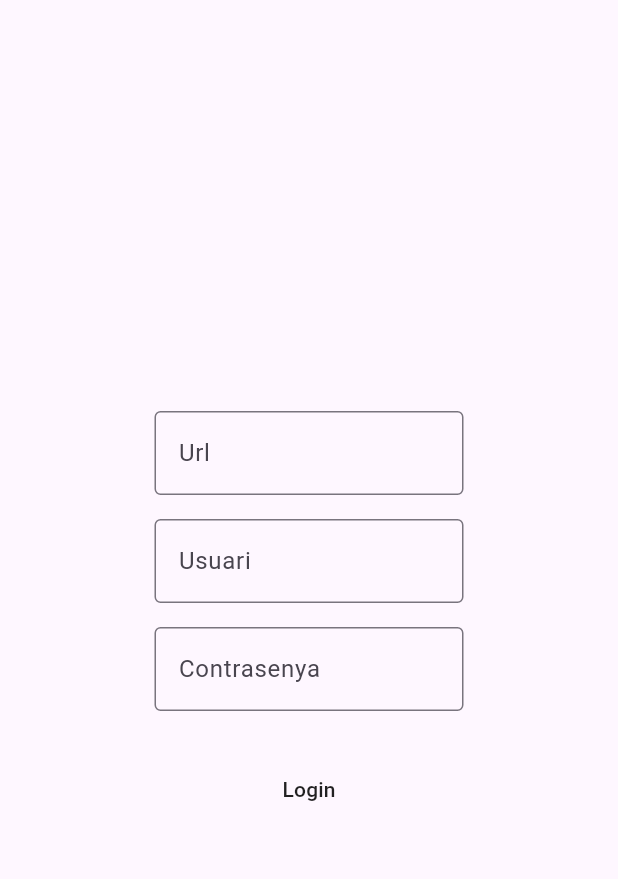
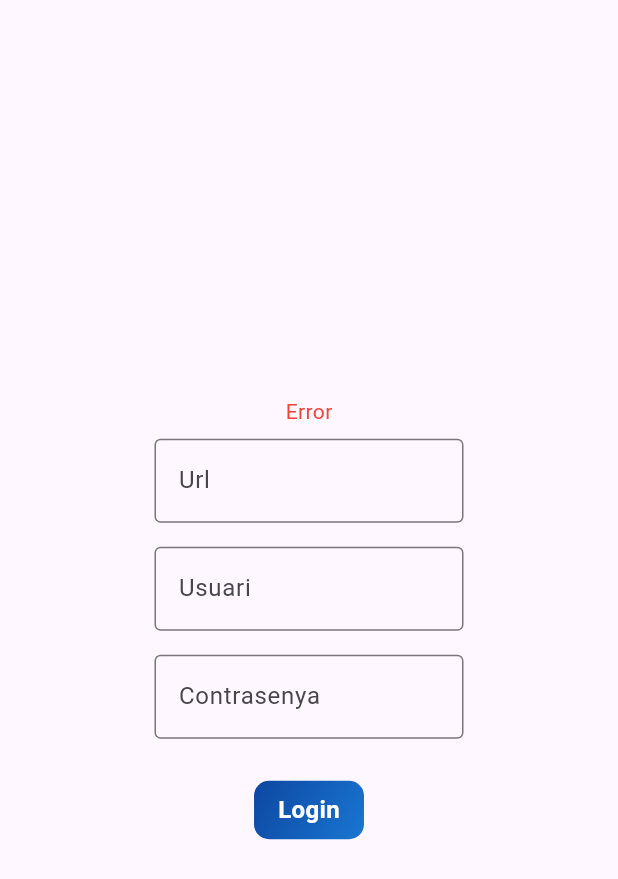
Before and after one commit to imagIAamd/Desktop, a Flutter app: the screen it shows after launch, after a tap on "Login", on a phone screen of 412 x 824 dp. Shown: the top 879 px of the screen. Run offline on Flutter 3.47's test engine with Material 3 defaults, Android fonts, the light colour scheme and no system bars.

Commit message:
HomePage done

```diff
--- a/imagia_amd/assets/save.txt
+++ b/imagia_amd/assets/save.txt
@@ -1 +1 @@
-pepe
+https://ams26.ieti.site/api/maria/image
--- a/imagia_amd/lib/other/appdata.dart
+++ b/imagia_amd/lib/other/appdata.dart
@@ -10,6 +10,8 @@ class AppData with ChangeNotifier {
   String user = "";
   String passwd = "";
   bool isCharging = false;
+  bool connected = false;
+  bool isInvalid = false;
 
   void setInfo(String URL, String USER, String Password) {
     url = URL;
@@ -17,11 +19,11 @@ class AppData with ChangeNotifier {
     passwd = Password;
   }
 
-  //Funcion para recuperar el url de un fichero
+  //Funcio per recuperar el url d'un ficher
   void recoverURL(TextEditingController controller) async {
     try {
       final file = File("assets/save.txt");
-      //Si existe pone el url, si no crea el archivo
+      //Si existeix posa el url, si no crea l'arxiu
       if (await file.exists()) {
         final content = await file.readAsString();
         controller.text = content;
@@ -36,11 +38,11 @@ class AppData with ChangeNotifier {
     notifyListeners();
   }
 
-  //Funcion para guardar el url a un fichero
+  //Funcio per guardar el url a un ficher
   void saveURL() async {
     try {
       final file = File("assets/save.txt");
-      //Si existe el fila lo elimina para crear uno vacio y poner el url
+      //Si existeix el file l'elimina per crear un buit i posar el url
       if (await file.exists()) {
         file.delete();
       }
@@ -53,31 +55,38 @@ class AppData with ChangeNotifier {
 
   //Funció per logearse'n
   void login() async {
+    isInvalid = false;
+    notifyListeners();
+    //Validar si ha posat tot els camps
+    if (url == "" || user == "" || passwd == "") {
+      isInvalid = true;
+      notifyListeners();
+      return;
+    }
     loadHttpPostByChunks(url, user, passwd);
     notifyListeners();
   }
 
   //Fer un POST
-  Future<void> loadHttpPostByChunks(String link, String User, String Passwd) async {
+  Future<void> loadHttpPostByChunks(
+      String link, String User, String Passwd) async {
     String responseMsn = "";
     isCharging = true;
     var completer = Completer<void>();
-    var request = http.MultipartRequest('POST', Uri.parse(url));
+    var request = http.MultipartRequest('POST', Uri.parse(link));
 
     // Add JSON data as part of the form
-    request.fields['data'] = '{"type":"conversa","text":"$User"}';
+    request.fields['data'] =
+        '{"type":"login","email":"$User", "password":"$Passwd"}';
 
     try {
       var response = await request.send();
-
       // Listen to each chunk of data
       response.stream.transform(utf8.decoder).listen(
-        (data) {},
+        (data) {
+          connected = true;
+        },
         onDone: () async {
-          for (int i = 0; i < responseMsn.length - 1; i++) {
-            notifyListeners();
-            await Future.delayed(Duration(milliseconds: 50));
-          }
           isCharging = false;
           if (response.statusCode == 200) {
             // La solicitud ha sido exitosa
@@ -93,15 +102,18 @@ class AppData with ChangeNotifier {
         },
         onError: (error) {
           isCharging = false;
+          isInvalid = true;
           completer.completeError(
               "Error del servidor (appData/loadHttpPostByChunks): $error");
         },
       );
     } catch (e) {
+      isInvalid = false;
       completer.completeError("Excepción (appData/loadHttpPostByChunks): $e");
     }
 
     isCharging = false;
+    notifyListeners();
     return completer.future;
   }
 }
--- a/imagia_amd/lib/pages/home.dart
+++ b/imagia_amd/lib/pages/home.dart
@@ -17,9 +17,15 @@ class _HomeState extends State<Home> {
   TextEditingController _controllerPasswd = TextEditingController();
 
   @override
+  void initState() {
+    super.initState();
+    final data = Provider.of<AppData>(context, listen: false);
+    data.recoverURL(_controllerUrl);
+  }
+
+  @override
   Widget build(BuildContext context) {
     AppData appData = Provider.of<AppData>(context);
-    appData.recoverURL(_controllerUrl);
 
     return Scaffold(
       body: Center(
@@ -27,6 +33,12 @@ class _HomeState extends State<Home> {
           child: Column(
             mainAxisAlignment: MainAxisAlignment.center,
             children: [
+              Text(
+                'Error',
+                style: TextStyle(
+                    color: appData.isInvalid ? Colors.red : Colors.transparent),
+              ),
+              SizedBox(height: 8,),
               BaseTextField(
                   controllerUrl: _controllerUrl,
                   label: "Url",
--- a/imagia_amd/lib/widgets/login_button.dart
+++ b/imagia_amd/lib/widgets/login_button.dart
@@ -19,15 +19,32 @@ class LoginButton extends StatelessWidget {
 
   @override
   Widget build(BuildContext context) {
-    return MaterialButton(
-      child: Text("Login"),
-      elevation: 5,
-      onPressed: () {
+    return GestureDetector(
+      child: Container(
+        padding: EdgeInsets.only(left: 16, right: 16, top: 8, bottom: 8),
+        decoration: BoxDecoration(
+          borderRadius: BorderRadius.circular(10.0),
+          gradient: LinearGradient(
+            colors: <Color>[
+              Colors.blue[900]!,
+              Colors.blue[700]!
+            ], // Adjust colors
+            begin: Alignment.topLeft,
+            end: Alignment.bottomRight,
+          ),
+        ),
+        child: Text(
+          "Login",
+          style: TextStyle(
+            fontSize: 16.0,
+            fontWeight: FontWeight.bold,
+            color: Colors.white, // White text
+          ),
+        ),
+      ),
+      onTap: () {
         appData.setInfo(
-          _controllerUrl.text,
-          controllerUser.text,
-          controllerPasswd.text
-        );
+            _controllerUrl.text, controllerUser.text, controllerPasswd.text);
         appData.saveURL();
         appData.login();
       },
```
Also changed, not shown: imagia_amd/lib/widgets/base_text_field.dart (+5 -2 lines).
